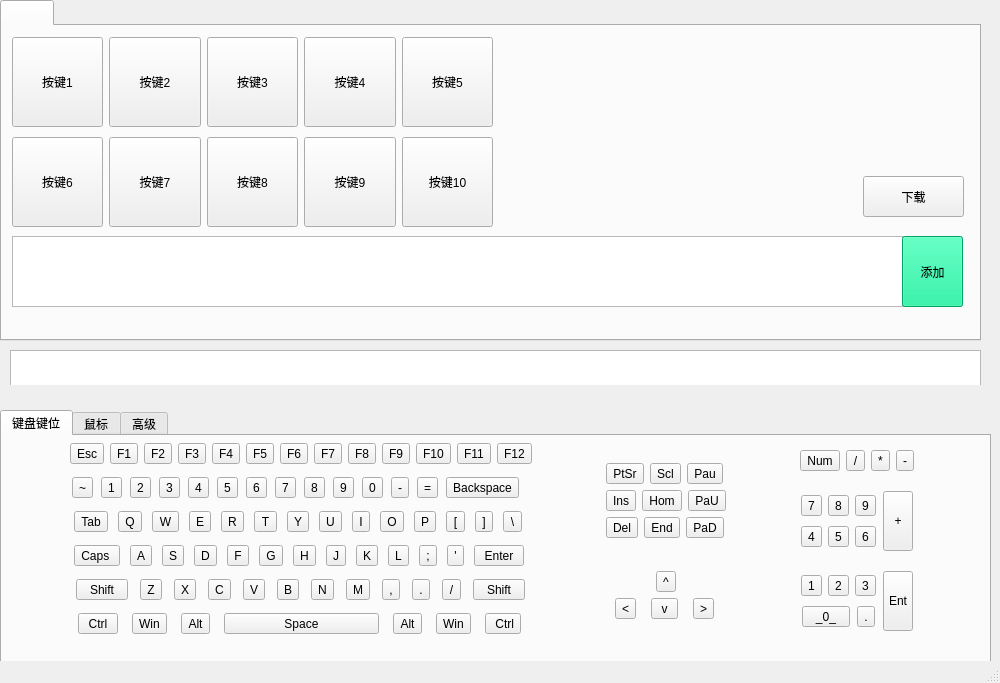
Qt form KeyBoardSetter/KeyboardSetter/mainwindow.ui (TabbycatPie/CustomKeyboard) before a commit.
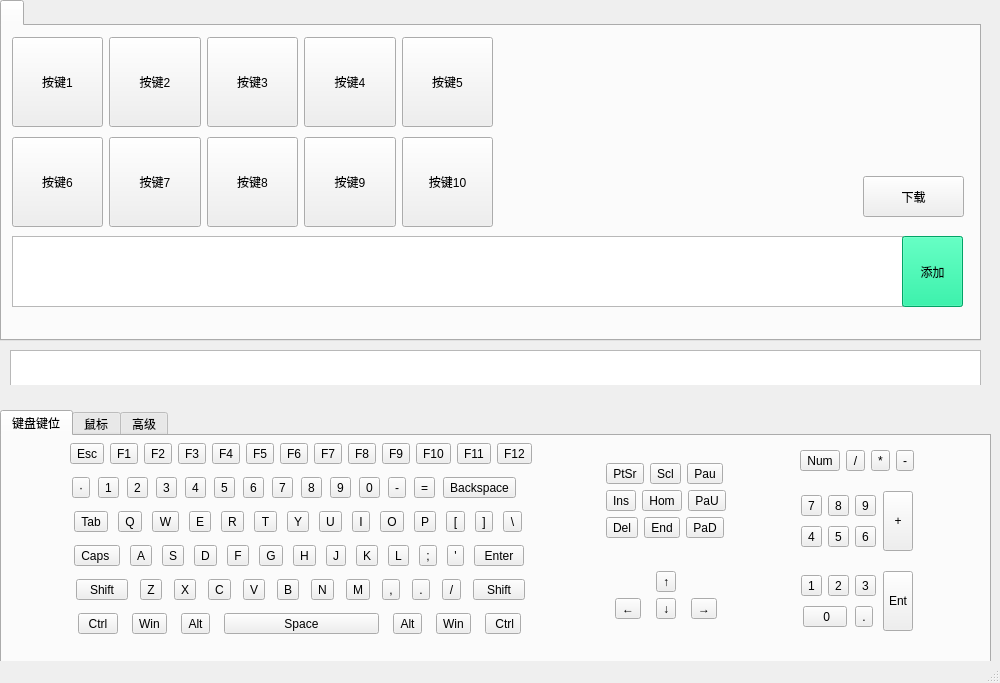
The same form after that commit.

```diff
--- a/KeyBoardSetter/KeyboardSetter/mainwindow.ui
+++ b/KeyBoardSetter/KeyboardSetter/mainwindow.ui
@@ -73,7 +73,7 @@
     </property>
     <widget class="QWidget" name="tab_test">
      <attribute name="title">
-      <string>         </string>
+      <string/>
      </attribute>
      <widget class="QWidget" name="layoutWidget">
       <property name="geometry">
@@ -477,7 +477,7 @@
             <item>
              <widget class="QToolButton" name="btn_wave">
               <property name="text">
-               <string>~</string>
+               <string>·</string>
               </property>
              </widget>
             </item>
@@ -1020,7 +1020,7 @@
               <item>
                <widget class="QToolButton" name="btn_up">
                 <property name="text">
-                 <string>^</string>
+                 <string>↑</string>
                 </property>
                </widget>
               </item>
@@ -1031,21 +1031,21 @@
               <item>
                <widget class="QToolButton" name="btn_left">
                 <property name="text">
-                 <string>&lt;</string>
+                 <string>←</string>
                 </property>
                </widget>
               </item>
               <item>
                <widget class="QToolButton" name="btn_down">
                 <property name="text">
-                 <string> v </string>
+                 <string>↓</string>
                 </property>
                </widget>
               </item>
               <item>
                <widget class="QToolButton" name="btn_right">
                 <property name="text">
-                 <string>&gt;</string>
+                 <string>→</string>
                 </property>
                </widget>
               </item>
@@ -1203,7 +1203,7 @@
                 <item>
                  <widget class="QToolButton" name="btn_s0">
                   <property name="text">
-                   <string>  _0_  </string>
+                   <string>    0   </string>
                   </property>
                  </widget>
                 </item>
```
Left out of the diff: 3 changed lines with no effect on the pictures.
